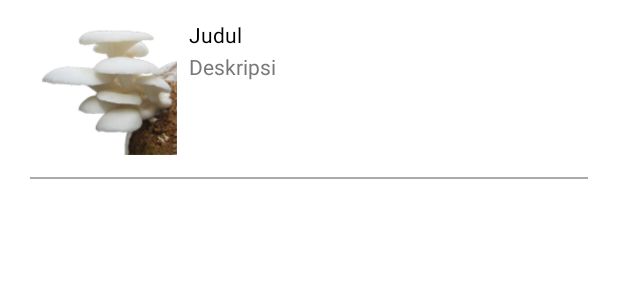
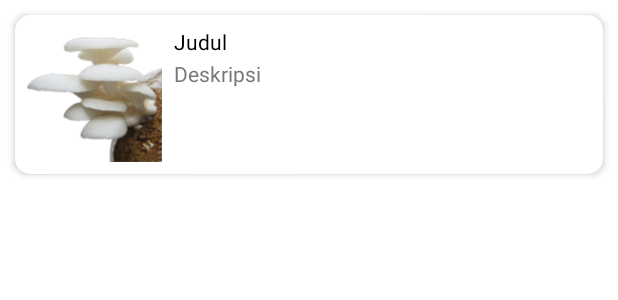
Before and after one commit to extremebozz/MediaPembelajaran, an Android app: the layout list_jamur.xml on its own in the app's theme, with its tools: preview values and no code run, on a phone screen of 412 x 824 dp. Shown: the top 300 px of the screen. Run offline under Robolectric (Android 15) with nearby library versions, the phone set to English and light mode, and no system bars.

Commit message:
Percobaan perubahan view list jamur

```diff
--- a/app/src/main/res/layout/list_jamur.xml
+++ b/app/src/main/res/layout/list_jamur.xml
@@ -1,5 +1,64 @@
 <?xml version="1.0" encoding="utf-8"?>
-<androidx.constraintlayout.widget.ConstraintLayout xmlns:android="http://schemas.android.com/apk/res/android"
+<com.google.android.material.card.MaterialCardView
+    android:layout_width="match_parent"
+    android:layout_height="wrap_content"
+    xmlns:android="http://schemas.android.com/apk/res/android"
+    xmlns:app="http://schemas.android.com/apk/res-auto"
+    app:cardCornerRadius="10dp"
+    app:cardElevation="3dp"
+    android:layout_marginHorizontal="10dp"
+    android:layout_marginVertical="10dp">
+
+    <androidx.constraintlayout.widget.ConstraintLayout
+        android:layout_width="match_parent"
+        android:layout_height="match_parent">
+
+        <ImageView
+            android:id="@+id/ivJamur"
+            android:layout_width="90dp"
+            android:layout_height="90dp"
+            android:layout_marginStart="8dp"
+            android:layout_marginTop="8dp"
+            android:layout_marginEnd="8dp"
+            android:layout_marginBottom="8dp"
+            app:layout_constraintBottom_toBottomOf="parent"
+            app:layout_constraintEnd_toEndOf="parent"
+            app:layout_constraintHorizontal_bias="0.0"
+            app:layout_constraintStart_toStartOf="parent"
+            app:layout_constraintTop_toTopOf="parent"
+            app:srcCompat="@drawable/jamur_tiram_128" />
+
+        <TextView
+            android:id="@+id/tvNama"
+            android:layout_width="wrap_content"
+            android:layout_height="wrap_content"
+            android:layout_marginStart="8dp"
+            android:layout_marginTop="8dp"
+            android:text="@string/placeholder_title"
+            android:textColor="?android:textColorPrimary"
+            app:layout_constraintStart_toEndOf="@+id/ivJamur"
+            app:layout_constraintTop_toTopOf="parent" />
+
+        <TextView
+            android:id="@+id/tvDeskripsi"
+            android:layout_width="0dp"
+            android:layout_height="0dp"
+            android:layout_marginStart="8dp"
+            android:layout_marginTop="2dp"
+            android:layout_marginEnd="8dp"
+            android:layout_marginBottom="8dp"
+            android:justificationMode="inter_word"
+            android:maxLines="4"
+            android:text="@string/placeholder_deskripsi"
+            android:textColor="#787878"
+            app:layout_constraintBottom_toBottomOf="parent"
+            app:layout_constraintEnd_toEndOf="parent"
+            app:layout_constraintStart_toEndOf="@+id/ivJamur"
+            app:layout_constraintTop_toBottomOf="@id/tvNama" />
+    </androidx.constraintlayout.widget.ConstraintLayout>
+</com.google.android.material.card.MaterialCardView>
+
+<!--<androidx.constraintlayout.widget.ConstraintLayout xmlns:android="http://schemas.android.com/apk/res/android"
     xmlns:app="http://schemas.android.com/apk/res-auto"
     xmlns:tools="http://schemas.android.com/tools"
     android:layout_width="match_parent"
@@ -56,4 +115,4 @@
         android:layout_height="1dp"
         android:background="@android:color/darker_gray"
         app:layout_constraintBottom_toBottomOf="parent"/>
-</androidx.constraintlayout.widget.ConstraintLayout>
+</androidx.constraintlayout.widget.ConstraintLayout>-->
```
